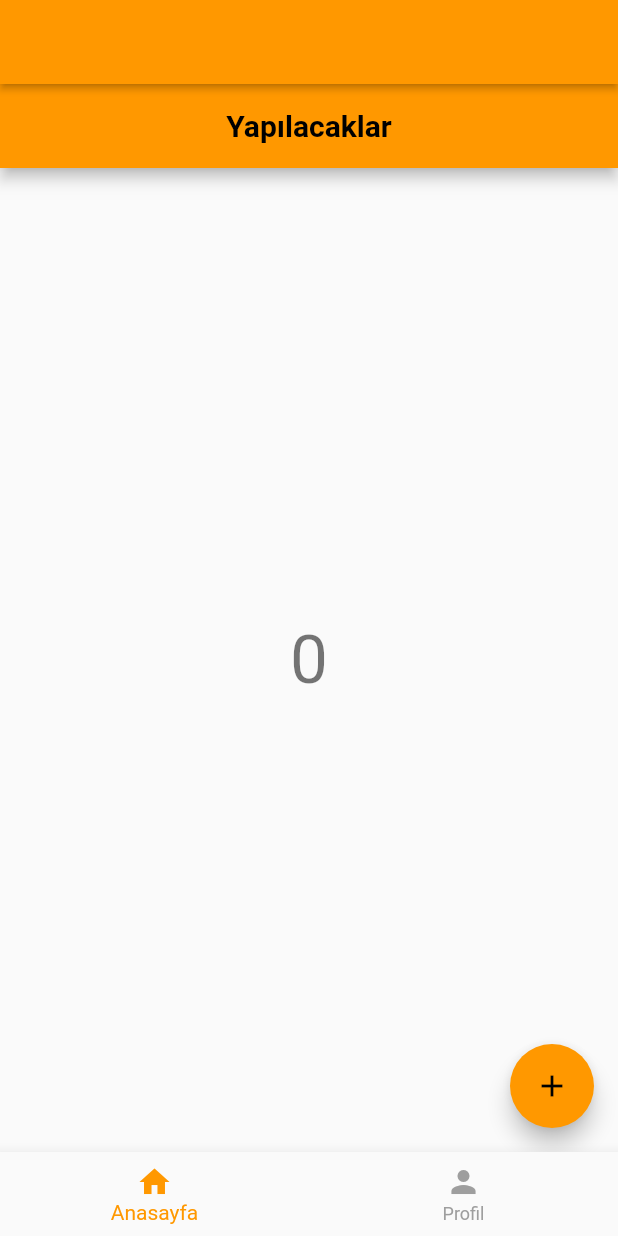
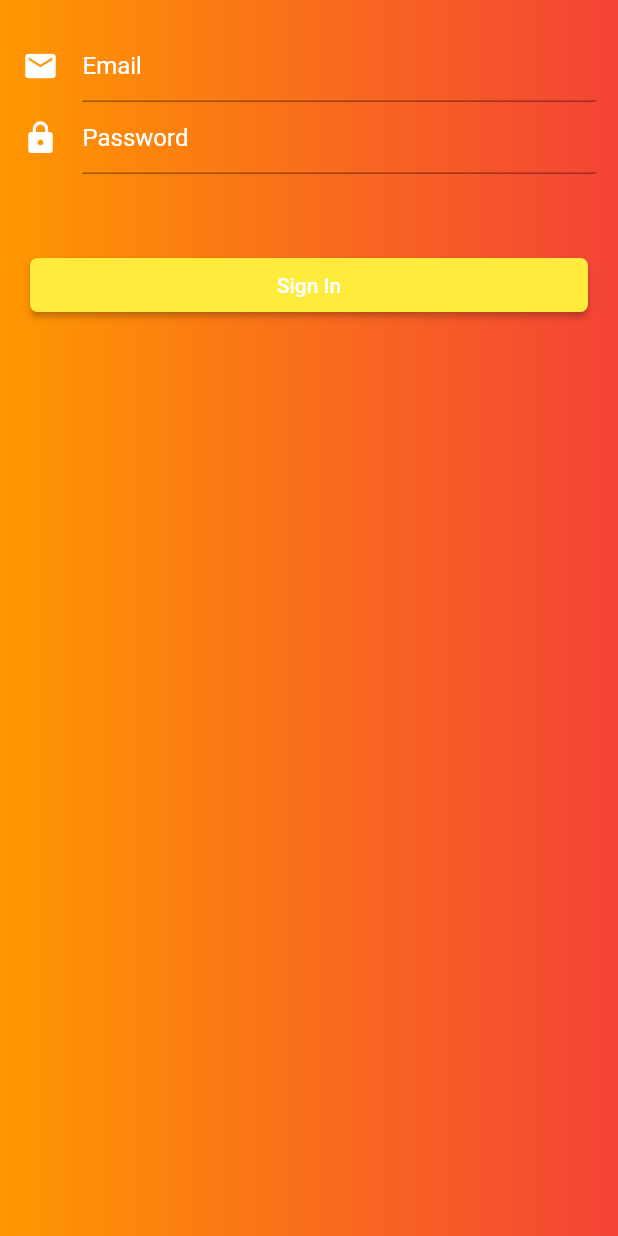
Before and after one commit to shatlykgur/eralpsoftware_p, a Flutter app: the screen it shows after launch, on a phone screen of 412 x 824 dp. Run offline on Flutter 3.47's test engine with Material 2 defaults, Android fonts, the phone set to English and light mode, and no system bars; our stand-ins replace geolocator, image_picker, shared_preferences.

Commit message:
login sayfasi giriş başarılı

```diff
--- a/lib/main.dart
+++ b/lib/main.dart
@@ -1,4 +1,5 @@
 
+import 'package:eralpsoftware_p/pages/login_sayfasi.dart';
 import 'package:eralpsoftware_p/pages/yonlendirme_sayfasi.dart';
 import 'package:flutter/material.dart';
 
@@ -15,7 +16,7 @@ class MyApp extends StatelessWidget {
       theme: ThemeData(
         primarySwatch: Colors.orange,
       ),
-      home: YonlendirmeSayfasi(),
+      home: LoginSayfa(),
     );
   }
 }
--- a/lib/pages/login_sayfasi.dart
+++ b/lib/pages/login_sayfasi.dart
@@ -0,0 +1,119 @@
+import 'dart:convert';
+import 'package:eralpsoftware_p/pages/yonlendirme_sayfasi.dart';
+import 'package:shared_preferences/shared_preferences.dart';
+import 'package:flutter/material.dart';
+import 'package:http/http.dart' as http;
+
+class LoginSayfa extends StatefulWidget {
+  @override
+  _LoginSayfaState createState() => _LoginSayfaState();
+}
+
+class _LoginSayfaState extends State<LoginSayfa> {
+  bool _isLoading = false;
+
+  @override
+  Widget build(BuildContext context) {
+    return Scaffold(
+      body: Container(
+        decoration: BoxDecoration(
+          gradient: LinearGradient(
+            colors: [
+              Colors.orange,
+              Colors.red,
+            ],
+          ),
+        ),
+        child: _isLoading
+            ? Center(child: CircularProgressIndicator())
+            : ListView(
+                children: [
+                  textSection(),
+                  buttonSection(),
+                ],
+              ),
+      ),
+    );
+  }
+
+  signIn(String username, password) async {
+    Map jsonEncode = {
+      "username": username,
+      "password": password,
+    };
+
+    var jsonData = null;
+    SharedPreferences sharedPreferences = await SharedPreferences.getInstance();
+    var response = await http
+        .post("https://aodapi.eralpsoftware.net/login/apply", body: jsonEncode);
+    if (response.statusCode == 200) {
+      jsonData = json.decode(response.body);
+      setState(() {
+        _isLoading = false;
+        sharedPreferences.setString("token", jsonData["token"]);
+        Navigator.of(context).pushAndRemoveUntil(
+            MaterialPageRoute(
+                builder: (BuildContext context) => YonlendirmeSayfasi()),
+            (Route<dynamic> route) => false);
+      });
+    } else {
+      print(response.body);
+    }
+  }
+
+  Container buttonSection() {
+    return Container(
+      padding: EdgeInsets.symmetric(horizontal: 20.0),
+      margin: EdgeInsets.only(top: 30.0),
+      child: RaisedButton(
+        onPressed: () {
+          setState(() {
+            _isLoading = true;
+          });
+          signIn(emailController.text, passwordController.text);
+        },
+        color: Colors.yellow,
+        child: Text("Sign In", style: TextStyle(color: Colors.white)),
+        shape: RoundedRectangleBorder(borderRadius: BorderRadius.circular(5.0)),
+      ),
+    );
+  }
+
+  TextEditingController emailController = new TextEditingController();
+  TextEditingController passwordController = new TextEditingController();
+
+  Container textSection() {
+    return Container(
+      padding: EdgeInsets.symmetric(horizontal: 15.0, vertical: 20.0),
+      child: Column(
+        children: [
+          TextFormField(
+            controller: emailController,
+            cursorColor: Colors.yellow,
+            style: TextStyle(color: Colors.white),
+            decoration: InputDecoration(
+              icon: Icon(Icons.email, color: Colors.white),
+              hintText: "Email",
+              border: UnderlineInputBorder(
+                  borderSide: BorderSide(color: Colors.white)),
+              hintStyle: TextStyle(color: Colors.white),
+            ),
+          ),
+          TextFormField(
+            controller: passwordController,
+            cursorColor: Colors.yellow,
+            obscureText: true,
+            style: TextStyle(color: Colors.white),
+            decoration: InputDecoration(
+              icon: Icon(Icons.lock, color: Colors.white),
+              hintText: "Password",
+              border: UnderlineInputBorder(
+                  borderSide: BorderSide(color: Colors.white)),
+              hintStyle: TextStyle(color: Colors.white),
+            ),
+          ),
+        ],
+      ),
+    );
+  }
+}
--- a/pubspec.yaml
+++ b/pubspec.yaml
@@ -34,6 +34,8 @@ dependencies:
 dev_dependencies:
   flutter_test:
     sdk: flutter
+  http: any
+  shared_preferences: any
 
 # For information on the generic Dart part of this file, see the
 # following page: https://dart.dev/tools/pub/pubspec
```
Also changed, not shown: pubspec.lock.
